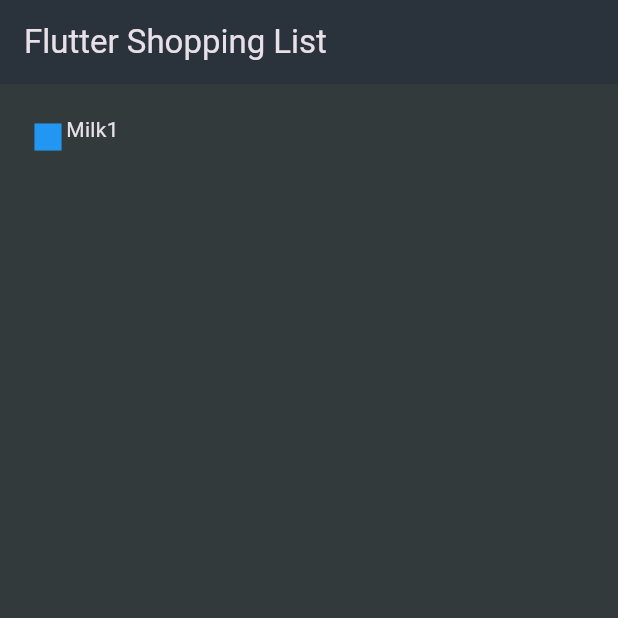
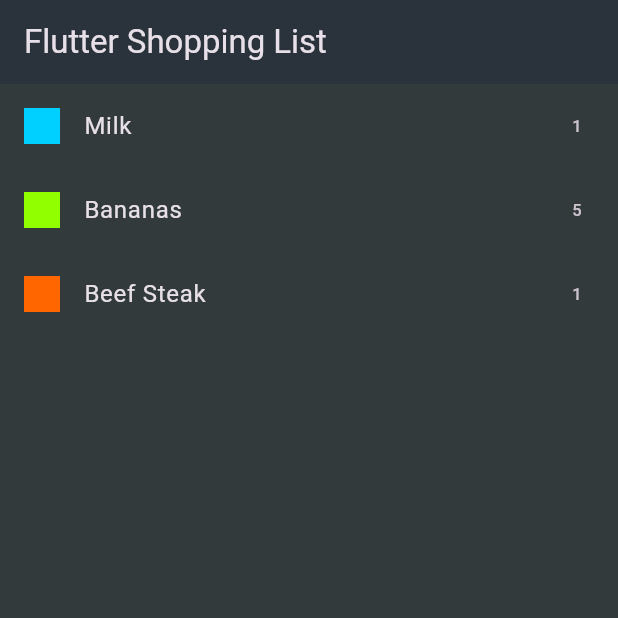
Before and after one commit to verdetea22/shopping_list, a Flutter app: the screen it shows after launch, on a phone screen of 412 x 824 dp, the top half of it. Run offline on Flutter 3.47's test engine with Material 3 defaults, Android fonts, the phone set to English and light mode, and no system bars.

Commit message:
basic shopping list, displays data

```diff
--- a/lib/data/dummy_items.dart
+++ b/lib/data/dummy_items.dart
@@ -2,8 +2,9 @@
 import 'package:shopping_list/data/categories.dart';
 
 import 'package:shopping_list/models/grocery_item.dart';
+import 'package:shopping_list/models/category.dart';
 
-const groceryItems = [
+final groceryItems = [
   GroceryItem(
       id: 'a',
       name: 'Milk',
--- a/lib/main.dart
+++ b/lib/main.dart
@@ -1,6 +1,6 @@
 import 'package:flutter/material.dart';
 
-import 'package:shopping_list/screens/list.dart';
+import 'package:shopping_list/widgets/grocery_list.dart';
 
 void main() {
   runApp(const MyApp());
@@ -22,7 +22,7 @@ class MyApp extends StatelessWidget {
         ),
         scaffoldBackgroundColor: const Color.fromARGB(255, 50, 58, 60),
       ),
-      home: const ListScreen()
+      home: const GroceryList()
     );
   }
 }
--- /dev/null
+++ b/lib/widgets/grocery_list.dart
@@ -0,0 +1,29 @@
+import 'package:flutter/foundation.dart';
+import 'package:flutter/material.dart';
+
+import 'package:shopping_list/data/dummy_items.dart';
+
+class GroceryList extends StatelessWidget{
+  const GroceryList({super.key});
+
+  @override
+  Widget build(BuildContext context) {
+    return Scaffold(
+      appBar: AppBar(
+        title: const Text ('Flutter Shopping List'),
+      ),
+      body: ListView.builder(
+        itemCount: groceryItems.length,
+        itemBuilder: (ctx, index) => ListTile(
+          title: Text(groceryItems[index].name),
+          leading: Container(
+            width: 24,
+            height: 24,
+            color: groceryItems[index].category.color,
+          ),
+          trailing: Text(groceryItems[index].quantity.toString()),
+        ),
+      ),
+    );
+  }
+}
```
